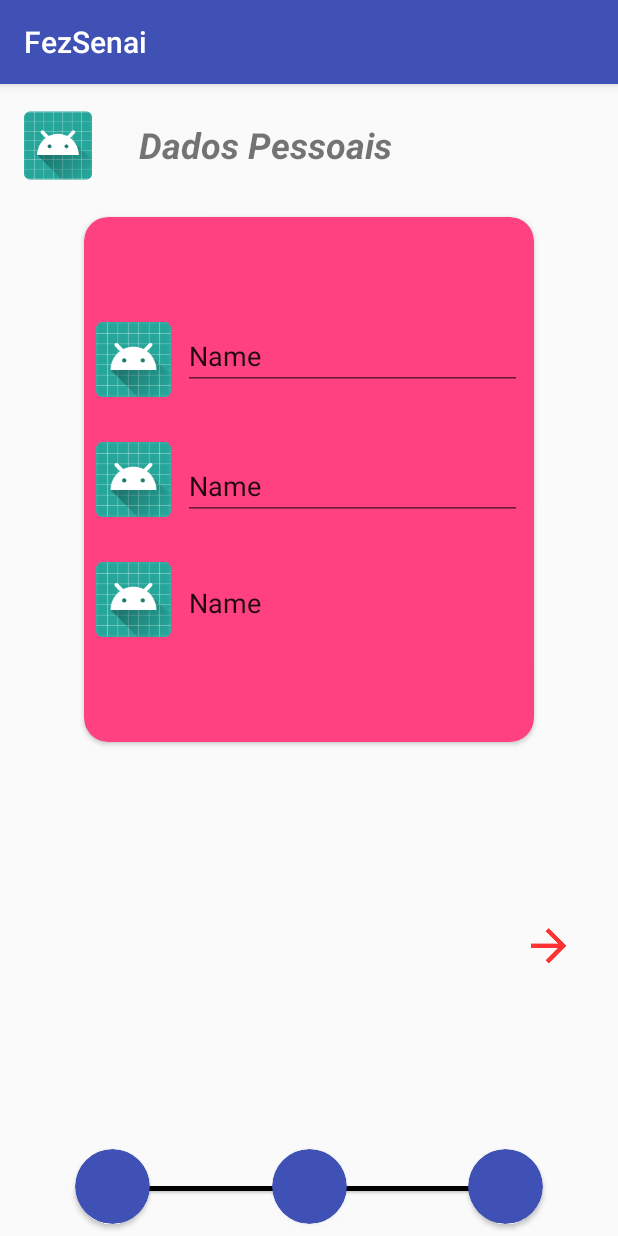
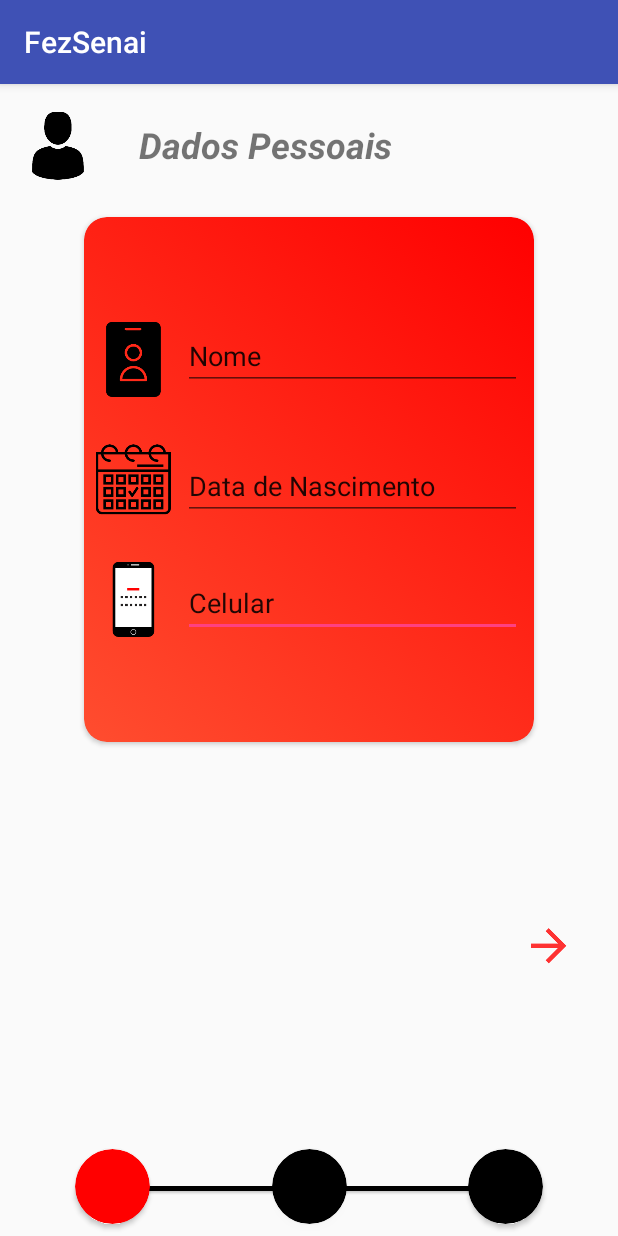
Before and after one commit to dieguto/FezSenai, an Android app: the screen it shows after launch (CadastroDadosPessoaisActivity), on a phone screen of 412 x 824 dp. Run offline under Robolectric (Android 15) with nearby library versions, the phone set to English and light mode, and no system bars.

Commit message:
Terminado a primeira Step 1

```diff
--- a/MOBILE/FezSenai/app/src/main/java/br/senai/sp/fezsenai/CadastroDadosPessoaisActivity.kt
+++ b/MOBILE/FezSenai/app/src/main/java/br/senai/sp/fezsenai/CadastroDadosPessoaisActivity.kt
@@ -1,12 +1,21 @@
 package br.senai.sp.fezsenai
 
+import android.content.Intent
 import android.support.v7.app.AppCompatActivity
 import android.os.Bundle
+import kotlinx.android.synthetic.main.activity_cadastro_dados_pessoais.*
 
 class CadastroDadosPessoaisActivity : AppCompatActivity() {
 
     override fun onCreate(savedInstanceState: Bundle?) {
         super.onCreate(savedInstanceState)
         setContentView(R.layout.activity_cadastro_dados_pessoais)
+
+        prosseguir.setOnClickListener {
+
+            val intent = Intent(this, MainActivity::class.java)
+            startActivity(intent);
+
+        }
     }
 }
--- /dev/null
+++ b/MOBILE/FezSenai/app/src/main/res/drawable/gradiente_card.xml
@@ -0,0 +1,17 @@
+<?xml version="1.0" encoding="utf-8"?>
+<selector xmlns:android="http://schemas.android.com/apk/res/android">
+    <item>
+        <shape>
+            <gradient
+                android:startColor="@color/vermelhoSenai"
+                android:endColor="@color/vermelho2"
+                android:angle="225"
+                android:type="linear">
+
+            </gradient>
+            <corners android:radius="15dp">
+
+            </corners>
+        </shape>
+    </item>
+</selector>
--- a/MOBILE/FezSenai/app/src/main/res/layout/activity_cadastro_dados_pessoais.xml
+++ b/MOBILE/FezSenai/app/src/main/res/layout/activity_cadastro_dados_pessoais.xml
@@ -13,7 +13,7 @@
         android:layout_marginBottom="8dp"
         android:layout_marginEnd="50dp"
         android:elevation="1dp"
-        app:cardBackgroundColor="@color/colorPrimary"
+        app:cardBackgroundColor="@color/preto"
         app:cardCornerRadius="30dp"
         app:layout_constraintBottom_toBottomOf="parent"
         app:layout_constraintEnd_toEndOf="parent" />
@@ -26,7 +26,7 @@
         android:layout_marginEnd="8dp"
         android:layout_marginStart="8dp"
         android:elevation="1dp"
-        app:cardBackgroundColor="@color/colorPrimary"
+        app:cardBackgroundColor="@color/preto"
         app:cardCornerRadius="30dp"
         app:layout_constraintBottom_toBottomOf="parent"
         app:layout_constraintEnd_toStartOf="@+id/cardView2"
@@ -41,7 +41,7 @@
         android:layout_marginBottom="8dp"
         android:layout_marginStart="50dp"
         android:elevation="1dp"
-        app:cardBackgroundColor="@color/colorPrimary"
+        app:cardBackgroundColor="@color/vermelhoSenai"
         app:cardCornerRadius="30dp"
         app:layout_constraintBottom_toBottomOf="parent"
         app:layout_constraintStart_toStartOf="parent" />
@@ -66,9 +66,10 @@
         android:layout_height="66dp"
         android:layout_marginStart="16dp"
         android:layout_marginTop="8dp"
+        android:visibility="visible"
         app:layout_constraintStart_toStartOf="parent"
         app:layout_constraintTop_toTopOf="parent"
-        app:srcCompat="@mipmap/ic_launcher_round" />
+        app:srcCompat="@drawable/manuser" />
 
     <android.support.v7.widget.CardView
         android:id="@+id/cardView4"
@@ -77,15 +78,16 @@
         android:layout_marginEnd="8dp"
         android:layout_marginStart="8dp"
         android:layout_marginTop="32dp"
-        app:cardBackgroundColor="@color/colorAccent"
-        app:cardCornerRadius="16dp"
+        app:cardBackgroundColor="@android:color/transparent"
+        app:cardCornerRadius="15dp"
         app:layout_constraintEnd_toEndOf="parent"
         app:layout_constraintStart_toStartOf="parent"
         app:layout_constraintTop_toBottomOf="@+id/textView2">
 
         <android.support.constraint.ConstraintLayout
             android:layout_width="match_parent"
-            android:layout_height="match_parent">
+            android:layout_height="match_parent"
+            android:background="@drawable/gradiente_card">
 
             <ImageView
                 android:id="@+id/imageView3"
@@ -95,7 +97,7 @@
                 android:layout_marginStart="8dp"
                 app:layout_constraintBottom_toBottomOf="parent"
                 app:layout_constraintStart_toStartOf="parent"
-                app:srcCompat="@mipmap/ic_launcher_round" />
+                app:srcCompat="@drawable/smartphone" />
 
             <ImageView
                 android:id="@+id/imageView5"
@@ -107,7 +109,7 @@
                 app:layout_constraintBottom_toTopOf="@+id/imageView3"
                 app:layout_constraintStart_toStartOf="parent"
                 app:layout_constraintTop_toBottomOf="@+id/imageView4"
-                app:srcCompat="@mipmap/ic_launcher_round" />
+                app:srcCompat="@drawable/calendar" />
 
             <ImageView
                 android:id="@+id/imageView4"
@@ -117,7 +119,7 @@
                 android:layout_marginTop="70dp"
                 app:layout_constraintStart_toStartOf="parent"
                 app:layout_constraintTop_toTopOf="parent"
-                app:srcCompat="@mipmap/ic_launcher_round" />
+                app:srcCompat="@drawable/name" />
 
             <EditText
                 android:id="@+id/editText"
@@ -127,8 +129,8 @@
                 android:layout_marginEnd="8dp"
                 android:layout_marginStart="8dp"
                 android:ems="10"
-                android:inputType="textPersonName"
-                android:text="Name"
+                android:inputType="phone"
+                android:text="Celular"
                 app:layout_constraintBottom_toBottomOf="parent"
                 app:layout_constraintEnd_toEndOf="parent"
                 app:layout_constraintHorizontal_bias="0.0"
@@ -143,8 +145,8 @@
                 android:layout_marginStart="8dp"
                 android:layout_marginTop="16dp"
                 android:ems="10"
-                android:inputType="textPersonName"
-                android:text="Name"
+                android:inputType="date"
+                android:text="Data de Nascimento"
                 app:layout_constraintBottom_toTopOf="@+id/editText"
                 app:layout_constraintEnd_toEndOf="parent"
                 app:layout_constraintHorizontal_bias="1.0"
@@ -160,7 +162,7 @@
                 android:layout_marginTop="70dp"
                 android:ems="10"
                 android:inputType="textPersonName"
-                android:text="Name"
+                android:text="Nome"
                 app:layout_constraintEnd_toEndOf="parent"
                 app:layout_constraintStart_toEndOf="@+id/imageView3"
                 app:layout_constraintTop_toTopOf="parent" />
@@ -193,7 +195,7 @@
         app:layout_constraintStart_toStartOf="@+id/cardView6" />
 
     <Button
-        android:id="@+id/button3"
+        android:id="@+id/prosseguir"
         android:layout_width="48dp"
         android:layout_height="48dp"
         android:layout_marginBottom="8dp"
--- a/MOBILE/FezSenai/app/src/main/res/values/colors.xml
+++ b/MOBILE/FezSenai/app/src/main/res/values/colors.xml
@@ -3,4 +3,10 @@
     <color name="colorPrimary">#3f51b5</color>
     <color name="colorPrimaryDark">#303F9F</color>
     <color name="colorAccent">#FF4081</color>
+    <color name="preto">#000000</color>
+    <color name="branco">#ffffff</color>
+    <color name="vermelho">#ff6d54</color>
+    <color name="vermelho2">#ff4d2f</color>
+
+    <color name="vermelhoSenai">#ff0000</color>
 </resources>
```
Also changed, not shown: MOBILE/FezSenai/app/src/main/res/drawable-xxxhdpi/calendar.png (added), MOBILE/FezSenai/app/src/main/res/drawable-xxxhdpi/manuser.png (added), MOBILE/FezSenai/app/src/main/res/drawable-xxxhdpi/name.png (added), MOBILE/FezSenai/app/src/main/res/drawable-xxxhdpi/smartphone.png (added).
